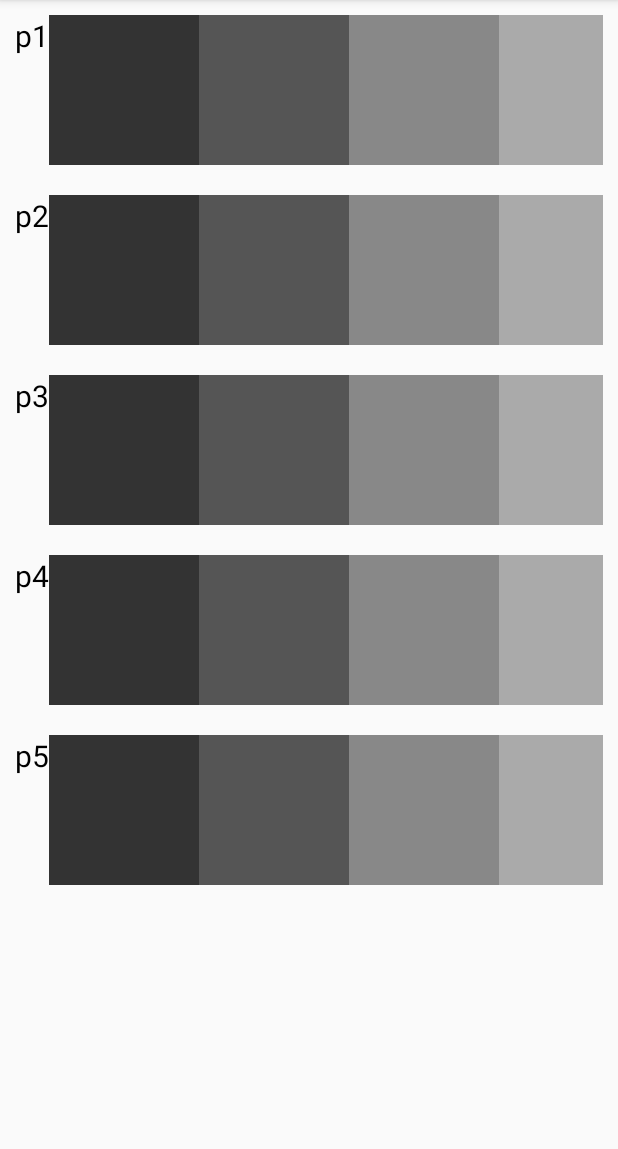
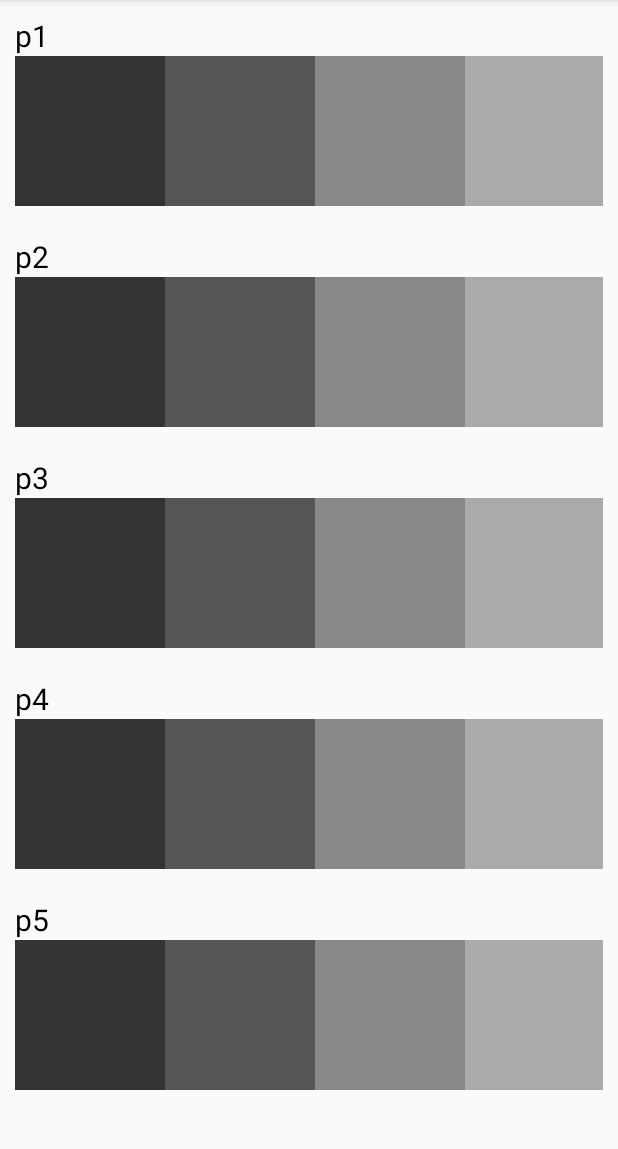
Before and after one commit to gng01/color-exercises, an Android app: the screen it shows after launch (MainActivity), after a tap on an icon or button, on a phone screen of 412 x 824 dp, the part 84-1233 px from its top. Run offline under Robolectric (Android 15) with nearby library versions, the phone set to English and light mode, and no system bars.

Commit message:
Align palette list items

```diff
--- a/colorExercises/app/src/main/res/layout/palette_list_item.xml
+++ b/colorExercises/app/src/main/res/layout/palette_list_item.xml
@@ -1,24 +1,34 @@
-<LinearLayout xmlns:android="http://schemas.android.com/apk/res/android"
+<androidx.constraintlayout.widget.ConstraintLayout
+    xmlns:android="http://schemas.android.com/apk/res/android"
+    xmlns:tools="http://schemas.android.com/tools"
     android:layout_width="match_parent"
     android:layout_height="wrap_content"
     xmlns:app="http://schemas.android.com/apk/res-auto"
     android:orientation="horizontal"
     android:padding="10dp">
 
+        <RelativeLayout
+            android:layout_width="wrap_content"
+            android:layout_height="wrap_content"
+            app:layout_constraintBottom_toBottomOf="parent"
+            app:layout_constraintEnd_toEndOf="parent"
+            app:layout_constraintStart_toStartOf="parent"
+            app:layout_constraintTop_toTopOf="parent">
+
                 <TextView
                     android:id="@+id/name"
                     android:layout_width="wrap_content"
                     android:layout_height="wrap_content"
-        android:textSize="20sp"
                     android:textColor="#000000"
-        app:layout_constraintStart_toStartOf="parent">
-    </TextView>
+                    android:textSize="20sp"></TextView>
 
                 <LinearLayout
                     android:id="@+id/colors"
                     android:layout_width="wrap_content"
-        android:layout_height="wrap_content">
+                    android:layout_height="wrap_content"
+                    android:layout_below="@id/name"
+                    android:orientation="horizontal"></LinearLayout>
 
-    </LinearLayout>
+        </RelativeLayout>
 
-</LinearLayout>
+</androidx.constraintlayout.widget.ConstraintLayout>
```
Lines whose indentation alone changed are shown as unchanged.
